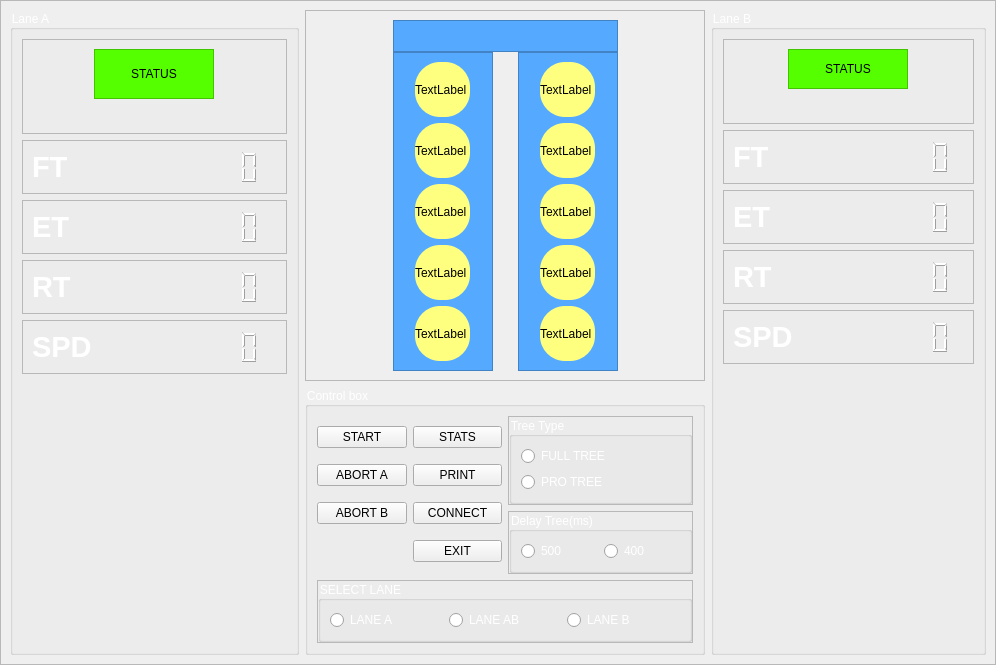
mqnoy/DTS, file mainwindow.ui: the form before one commit.
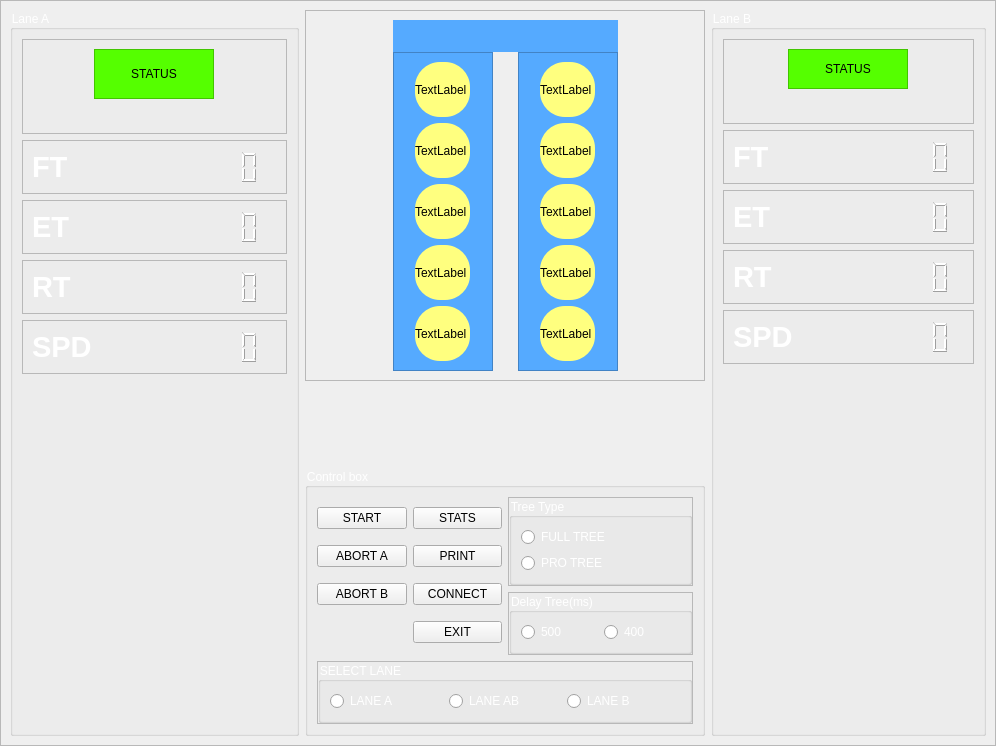
The form after the commit.

Patch:
```diff
--- a/mainwindow.ui
+++ b/mainwindow.ui
@@ -7,7 +7,7 @@
     <x>0</x>
     <y>0</y>
     <width>996</width>
-    <height>642</height>
+    <height>746</height>
    </rect>
   </property>
   <property name="windowTitle">
@@ -599,10 +599,10 @@
                     <string notr="true">background-color: rgb(85, 170, 255);</string>
                    </property>
                    <property name="frameShape">
-                    <enum>QFrame::StyledPanel</enum>
+                    <enum>QFrame::NoFrame</enum>
                    </property>
                    <property name="frameShadow">
-                    <enum>QFrame::Raised</enum>
+                    <enum>QFrame::Plain</enum>
                    </property>
                   </widget>
                  </item>
```
